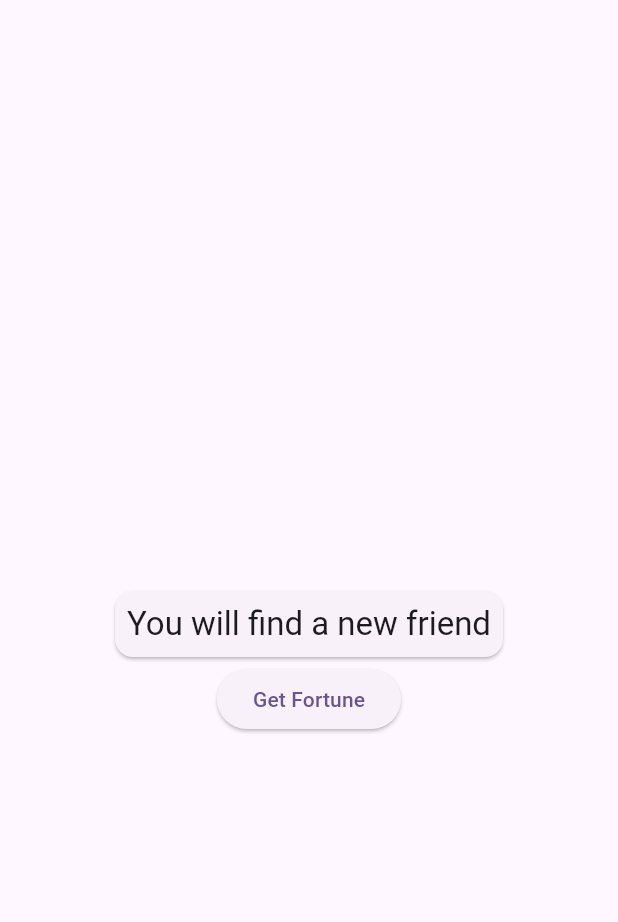
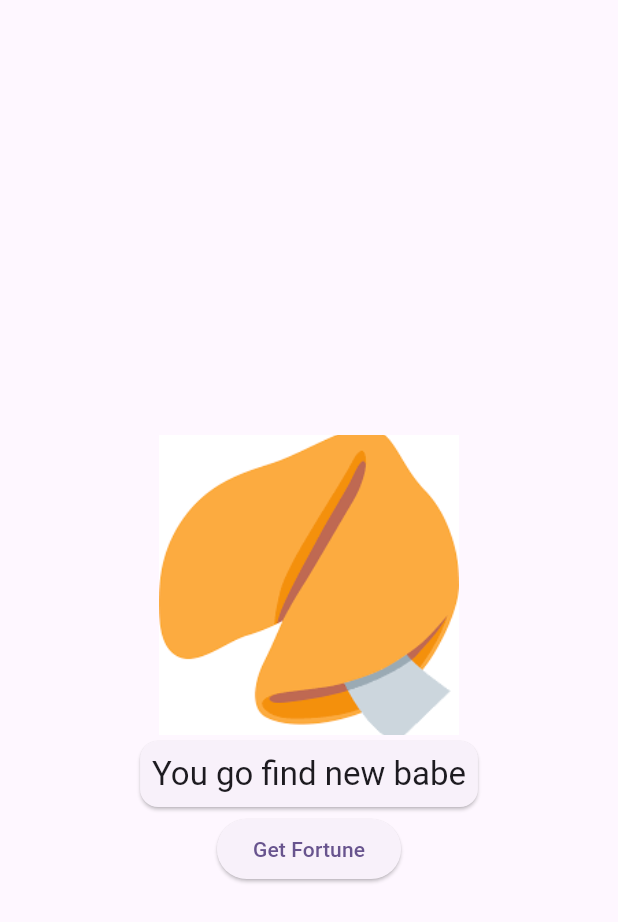
Before and after one commit to Oluwashenor/fortune_cookie, a Flutter app: the screen it shows after launch, after a tap on "Get Fortune", on a phone screen of 412 x 824 dp. Shown: the top 922 px of the screen. Run offline on Flutter 3.47's test engine with Material 3 defaults, Android fonts, the phone set to English and light mode, and no system bars.

```diff
--- a/lib/main.dart
+++ b/lib/main.dart
@@ -38,7 +38,9 @@ class _MyHomePageState extends State<MyHomePage> {
     "You will become rich",
     "You go find new babe",
     "Your best friend will be rich",
-    "True love is just around the corner"
+    "True love is just around the corner",
+    "You, My friend, Will walk",
+    "Money dey come, No fear"
   ];
 
   void _randomFortune() {
@@ -60,6 +62,12 @@ class _MyHomePageState extends State<MyHomePage> {
         child: Column(
           mainAxisAlignment: MainAxisAlignment.center,
           children: <Widget>[
+            Image.asset(
+              'assets/images/fortune_cookie.png',
+              width: 200,
+              height: 200,
+              fit: BoxFit.cover,
+            ),
             Card(
               child: Padding(
                 padding: const EdgeInsets.all(8.0),
```
Also changed, not shown: pubspec.yaml (+4 -24 lines), assets/images/fortune_cookie.png (added).
